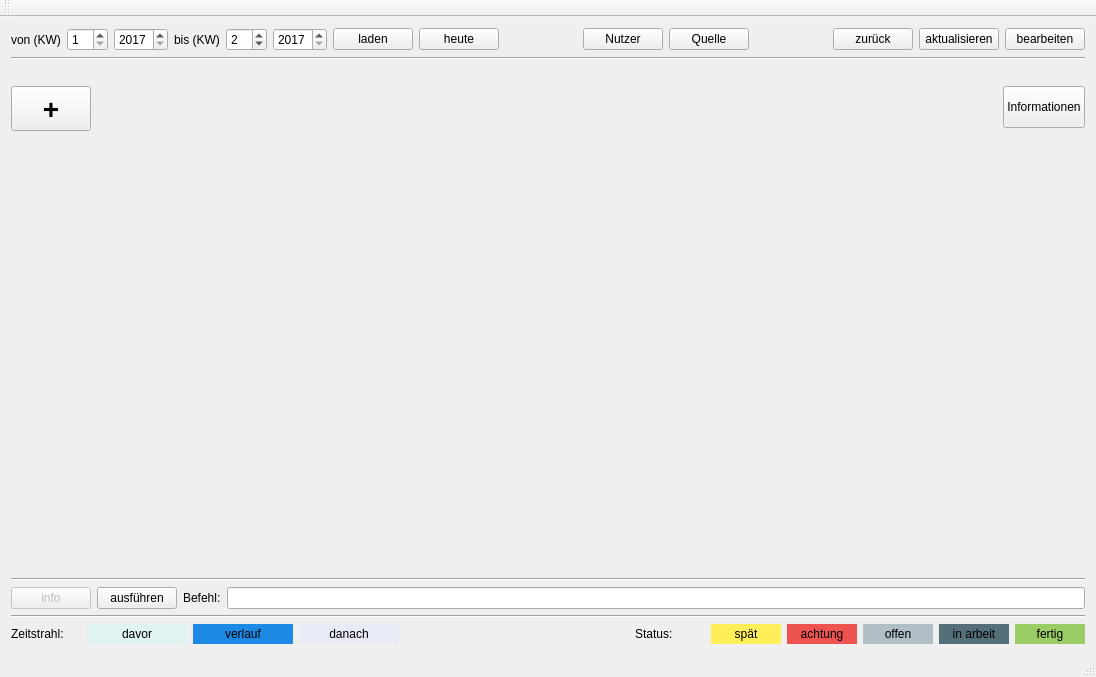
Old version of the form mainwindow.ui in the repository kkegel/WorkFlow.
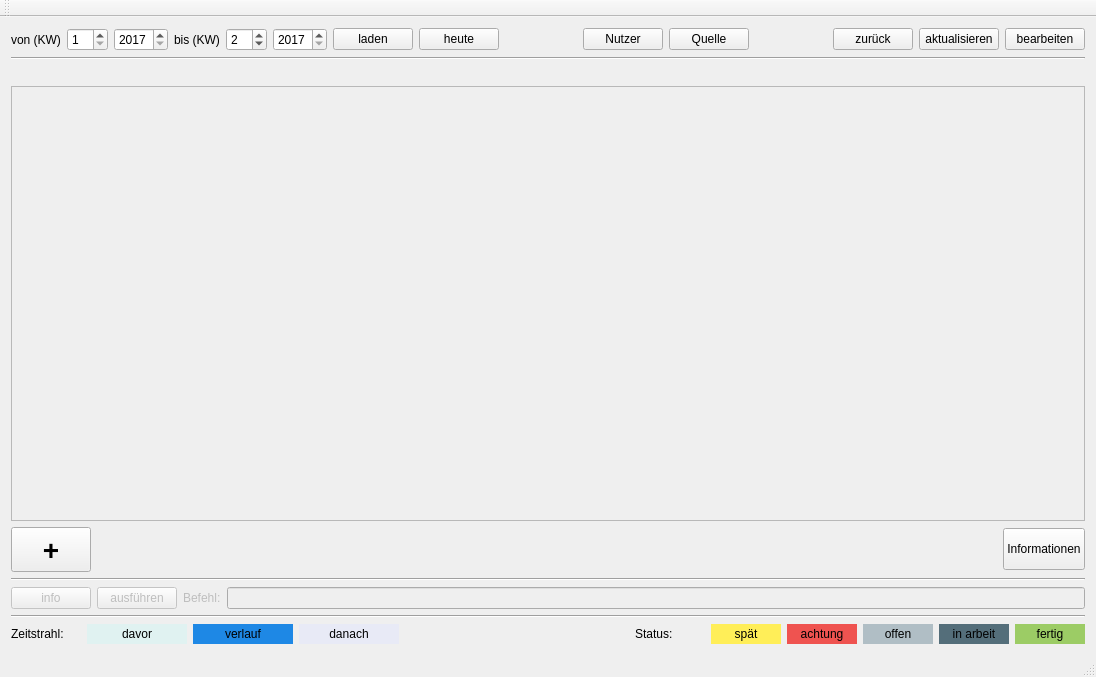
New version of the form.

Patch:
```diff
--- a/mainwindow.ui
+++ b/mainwindow.ui
@@ -10,6 +10,12 @@
     <height>677</height>
    </rect>
   </property>
+  <property name="sizePolicy">
+   <sizepolicy hsizetype="Expanding" vsizetype="Expanding">
+    <horstretch>0</horstretch>
+    <verstretch>0</verstretch>
+   </sizepolicy>
+  </property>
   <property name="windowTitle">
    <string>ProjectManagement v.2 pm+</string>
   </property>
@@ -172,14 +178,27 @@
      </widget>
     </item>
     <item>
-     <layout class="QVBoxLayout" name="mainContainer">
-      <property name="topMargin">
-       <number>0</number>
+     <widget class="QScrollArea" name="scrollArea">
+      <property name="widgetResizable">
+       <bool>true</bool>
       </property>
-      <item>
-       <layout class="QHBoxLayout" name="barLayout"/>
-      </item>
-     </layout>
+      <widget class="QWidget" name="scrollContent">
+       <property name="geometry">
+        <rect>
+         <x>0</x>
+         <y>0</y>
+         <width>1076</width>
+         <height>413</height>
+        </rect>
+       </property>
+       <property name="sizePolicy">
+        <sizepolicy hsizetype="Expanding" vsizetype="Expanding">
+         <horstretch>0</horstretch>
+         <verstretch>0</verstretch>
+        </sizepolicy>
+       </property>
+      </widget>
+     </widget>
     </item>
     <item>
      <layout class="QHBoxLayout" name="horizontalLayout_3">
@@ -209,19 +228,6 @@
           </property>
          </widget>
         </item>
-        <item>
-         <spacer name="verticalSpacer">
-          <property name="orientation">
-           <enum>Qt::Vertical</enum>
-          </property>
-          <property name="sizeHint" stdset="0">
-           <size>
-            <width>20</width>
-            <height>40</height>
-           </size>
-          </property>
-         </spacer>
-        </item>
        </layout>
       </item>
       <item>
@@ -255,19 +261,6 @@
           </property>
          </widget>
         </item>
-        <item>
-         <spacer name="verticalSpacer_2">
-          <property name="orientation">
-           <enum>Qt::Vertical</enum>
-          </property>
-          <property name="sizeHint" stdset="0">
-           <size>
-            <width>20</width>
-            <height>40</height>
-           </size>
-          </property>
-         </spacer>
-        </item>
        </layout>
       </item>
      </layout>
@@ -297,7 +290,7 @@
       <item>
        <widget class="QPushButton" name="pb_cmd">
         <property name="enabled">
-         <bool>true</bool>
+         <bool>false</bool>
         </property>
         <property name="text">
          <string>ausführen</string>
@@ -307,7 +300,7 @@
       <item>
        <widget class="QLabel" name="label_13">
         <property name="enabled">
-         <bool>true</bool>
+         <bool>false</bool>
         </property>
         <property name="text">
          <string>Befehl:</string>
@@ -317,7 +310,7 @@
       <item>
        <widget class="QLineEdit" name="input_cmd">
         <property name="enabled">
-         <bool>true</bool>
+         <bool>false</bool>
         </property>
        </widget>
       </item>
```
